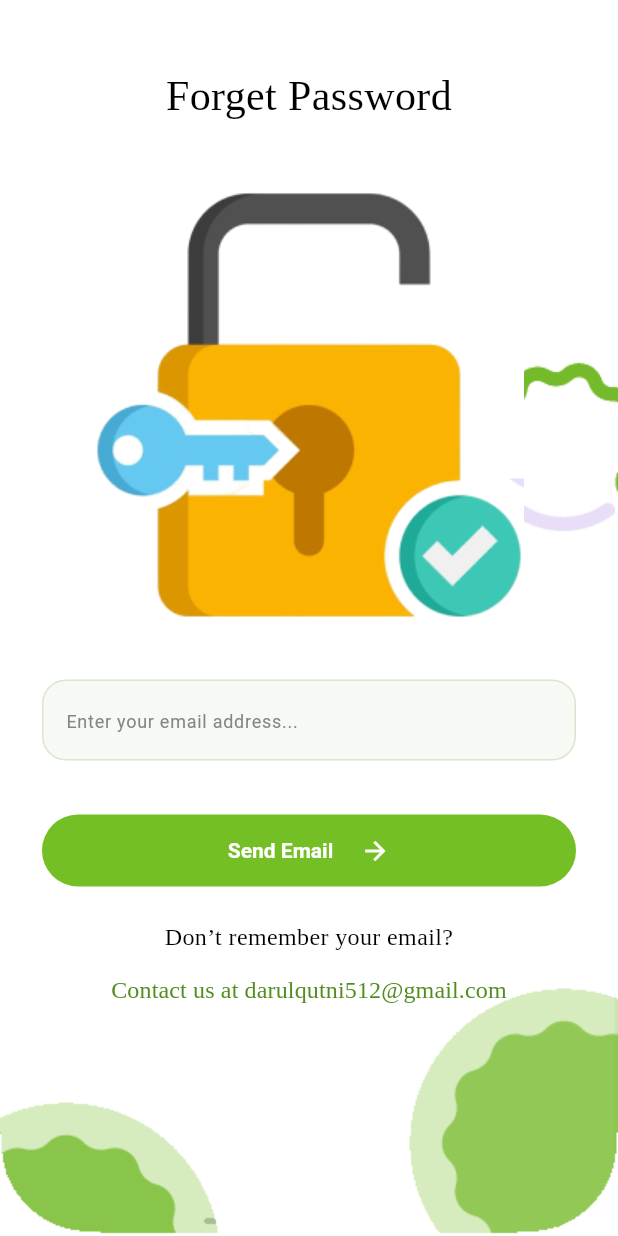
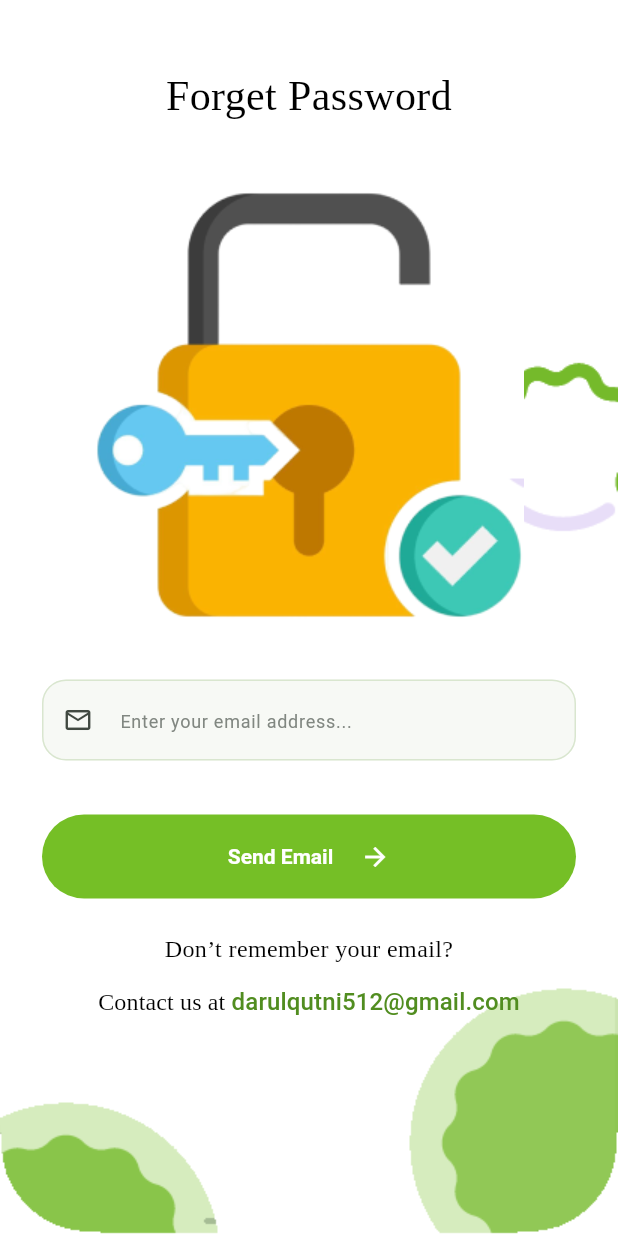
Before and after one commit to DarulQutni-Q/groceryMobileAPP, a Flutter app: the AuthPage screen opened by its route, after a tap on "Masuk Sekarang", after a tap on "Lupa Kata Sandi?", on a phone screen of 412 x 824 dp. Run offline on Flutter 3.47's test engine with Material 3 defaults, Android fonts, the phone set to English and light mode, and no system bars; our stand-ins replace cached_network_image, connectivity_plus, dio, fl_chart, flutter_dotenv, flutter_riverpod and 3 more; accounts and stored records are empty; network calls fail.

Commit message:
samakan tampilan onboarding, login, daftar, dan lupa kata sandi dengan desain figma
Tombol utama jadi pil penuh 56, link daftar pindah ke dalam kartu login, field telepon dihapus dari form daftar karena opsional di backend, ikon mail di field reset, dan teks bantuan reset jadi hitam plus email hijau. Golden test ditambahkan buat verifikasi visual tiap screen.

```diff
--- a/apps/customer/lib/core/theme.dart
+++ b/apps/customer/lib/core/theme.dart
@@ -4,6 +4,19 @@ const authBackground = Color(0xFFEFF4EB);
 const gardenInk = Color(0xFF142618);
 const gardenBorder = Color(0xFFD9E6CF);
 const resetGreen = Color(0xFF75BF26);
+
+// Palet lime dari sampling screenshot referensi Figma.
+const limeDeep = Color(0xFF7CC32E);
+const limeBright = Color(0xFF8DD635);
+const limeLight = Color(0xFFA4D472);
+const limePale = Color(0xFFD5EEC0);
+const limeMid = Color(0xFF79C549);
+const scanYellow = Color(0xFFFFB800);
+const textGrey = Color(0xFF657B67);
+const textHint = Color(0xFF818781);
+const goldText = Color(0xFFF7D96B);
+const dangerRed = Color(0xFFB22E32);
+const inputBg = Color(0xFFF7F9F5);
 
 ThemeData customerTheme() => ThemeData(
   useMaterial3: true,
@@ -16,7 +29,14 @@ ThemeData customerTheme() => ThemeData(
       minimumSize: const Size.fromHeight(48),
       backgroundColor: gardenInk,
       foregroundColor: Colors.white,
-      textStyle: const TextStyle(fontSize: 14, fontWeight: FontWeight.w600),
+      // fontFamily eksplisit: tanpa ini, DefaultTextStyle tombol di widget
+      // test jatuh ke Ahem (teks jadi kotak-kotak). Di device tidak berubah,
+      // karena Roboto memang font default Material.
+      textStyle: const TextStyle(
+        fontSize: 14,
+        fontWeight: FontWeight.w600,
+        fontFamily: 'Roboto',
+      ),
     ),
   ),
   outlinedButtonTheme: OutlinedButtonThemeData(
--- a/apps/customer/lib/features/auth/presentation/auth_page.dart
+++ b/apps/customer/lib/features/auth/presentation/auth_page.dart
@@ -18,14 +18,13 @@ class AuthPage extends ConsumerStatefulWidget {
 class _AuthPageState extends ConsumerState<AuthPage> {
   final form = GlobalKey<FormState>();
   final identity = TextEditingController();
-  final phone = TextEditingController();
   final password = TextEditingController();
   final confirm = TextEditingController();
   bool remember = true;
 
   @override
   void dispose() {
-    for (final controller in [identity, phone, password, confirm]) {
+    for (final controller in [identity, password, confirm]) {
       controller.dispose();
     }
     super.dispose();
@@ -38,12 +37,10 @@ class _AuthPageState extends ConsumerState<AuthPage> {
     }
     FocusScope.of(context).unfocus();
     final auth = ref.read(authProvider.notifier);
+    // Referensi register hanya punya email + kata sandi + verifikasi;
+    // phone opsional di backend, jadi tidak dikirim dari form ini.
     final success = widget.register
-        ? await auth.register(
-            identity.text.trim(),
-            password.text,
-            phone: phone.text.trim(),
-          )
+        ? await auth.register(identity.text.trim(), password.text)
         : await auth.login(
             identity.text.trim(),
             password.text,
@@ -69,6 +66,10 @@ class _AuthPageState extends ConsumerState<AuthPage> {
               label: Text(widget.register ? 'Daftar Akun' : 'Masuk Akun'),
               style: FilledButton.styleFrom(
                 side: const BorderSide(color: Colors.white, width: 3),
+                minimumSize: const Size.fromHeight(56),
+                shape: RoundedRectangleBorder(
+                  borderRadius: BorderRadius.circular(28),
+                ),
               ),
             ),
             const SizedBox(height: 16),
@@ -85,7 +86,6 @@ class _AuthPageState extends ConsumerState<AuthPage> {
                 child: _card(busy),
               ),
             ),
-            if (!widget.register) _registerLink(busy),
           ],
         ),
       ),
@@ -111,6 +111,12 @@ class _AuthPageState extends ConsumerState<AuthPage> {
           if (!widget.register) _remember(busy) else const SizedBox(height: 18),
           FilledButton(
             onPressed: busy ? null : _submit,
+            style: FilledButton.styleFrom(
+              minimumSize: const Size.fromHeight(56),
+              shape: RoundedRectangleBorder(
+                borderRadius: BorderRadius.circular(28),
+              ),
+            ),
             child: busy
                 ? const SizedBox(
                     width: 20,
@@ -139,6 +145,11 @@ class _AuthPageState extends ConsumerState<AuthPage> {
           ),
           const SizedBox(height: 10),
           _social(busy),
+          if (!widget.register) ...[
+            const SizedBox(height: 14),
+            const Divider(color: gardenBorder),
+            _registerLink(busy),
+          ],
         ],
       ),
     ),
@@ -163,24 +174,11 @@ class _AuthPageState extends ConsumerState<AuthPage> {
                 : phoneError(value),
       decoration: InputDecoration(
         hintText: widget.register ? 'example@gmail.com' : 'Nomor Handphone',
-        prefixText: widget.register ? null : '+62 ',
+        suffixIcon: widget.register
+            ? null
+            : const Icon(Icons.person_outline, size: 20),
       ),
     ),
-    if (widget.register) ...[
-      const SizedBox(height: 18),
-      TextFormField(
-        key: const Key('register-phone'),
-        controller: phone,
-        keyboardType: TextInputType.phone,
-        autofillHints: const [AutofillHints.telephoneNumber],
-        textInputAction: TextInputAction.next,
-        validator: phoneError,
-        decoration: const InputDecoration(
-          hintText: 'Nomor Handphone',
-          prefixText: '+62 ',
-        ),
-      ),
-    ],
     const SizedBox(height: 18),
     PasswordField(
       key: Key(widget.register ? 'register-password' : 'login-password'),
@@ -223,6 +221,16 @@ class _AuthPageState extends ConsumerState<AuthPage> {
             onChanged: busy
                 ? null
                 : (value) => setState(() => remember = value ?? true),
+            fillColor: WidgetStateProperty.resolveWith(
+              (states) => states.contains(WidgetState.selected)
+                  ? gardenInk
+                  : Colors.white,
+            ),
+            checkColor: Colors.white,
+            side: const BorderSide(color: gardenInk, width: 1.5),
+            shape: RoundedRectangleBorder(
+              borderRadius: BorderRadius.circular(4),
+            ),
           ),
           GestureDetector(
             onTap: busy ? null : () => setState(() => remember = !remember),
@@ -253,6 +261,10 @@ class _AuthPageState extends ConsumerState<AuthPage> {
           label: const Text('Google', style: TextStyle(fontSize: 12)),
           style: OutlinedButton.styleFrom(
             padding: const EdgeInsets.symmetric(horizontal: 8),
+            minimumSize: const Size(0, 48),
+            shape: RoundedRectangleBorder(
+              borderRadius: BorderRadius.circular(16),
+            ),
           ),
         ),
       ),
@@ -268,6 +280,10 @@ class _AuthPageState extends ConsumerState<AuthPage> {
           label: const Text('Apple ID', style: TextStyle(fontSize: 12)),
           style: OutlinedButton.styleFrom(
             padding: const EdgeInsets.symmetric(horizontal: 8),
+            minimumSize: const Size(0, 48),
+            shape: RoundedRectangleBorder(
+              borderRadius: BorderRadius.circular(16),
+            ),
           ),
         ),
       ),
@@ -275,7 +291,7 @@ class _AuthPageState extends ConsumerState<AuthPage> {
   );
 
   Widget _registerLink(bool busy) => Padding(
-    padding: const EdgeInsets.only(top: 8),
+    padding: const EdgeInsets.only(top: 4),
     child: Wrap(
       alignment: WrapAlignment.center,
       crossAxisAlignment: WrapCrossAlignment.center,
--- a/apps/customer/lib/features/auth/presentation/reset_pages.dart
+++ b/apps/customer/lib/features/auth/presentation/reset_pages.dart
@@ -108,6 +108,7 @@ class _ResetPageState extends ConsumerState<ResetPage> {
                 onFieldSubmitted: (_) => _send(),
                 decoration: const InputDecoration(
                   hintText: 'Enter your email address...',
+                  prefixIcon: Icon(Icons.mail_outline, size: 20),
                 ),
               ),
             ),
@@ -118,7 +119,13 @@ class _ResetPageState extends ConsumerState<ResetPage> {
                 : widget.sent
                 ? _openEmail
                 : _send,
-            style: FilledButton.styleFrom(backgroundColor: resetGreen),
+            style: FilledButton.styleFrom(
+              backgroundColor: resetGreen,
+              minimumSize: const Size.fromHeight(56),
+              shape: RoundedRectangleBorder(
+                borderRadius: BorderRadius.circular(28),
+              ),
+            ),
             child: Row(
               mainAxisAlignment: MainAxisAlignment.center,
               children: [
@@ -177,14 +184,32 @@ class _ResetPageState extends ConsumerState<ResetPage> {
       ),
       TextButton(
         onPressed: () => _openEmail(contact: true),
-        child: Text(
-          widget.sent ? 'Contact us.' : 'Contact us at darulqutni512@gmail.com',
+        child: widget.sent
+            ? const Text(
+                'Contact us.',
                 textAlign: TextAlign.center,
-          style: const TextStyle(
+                style: TextStyle(
                   fontFamily: 'GardenSerif',
                   fontSize: 16,
                   color: Color(0xFF518D20),
                 ),
+              )
+            : Text.rich(
+                TextSpan(
+                  style: const TextStyle(
+                    fontFamily: 'GardenSerif',
+                    fontSize: 16,
+                    color: Colors.black,
+                  ),
+                  children: const [
+                    TextSpan(text: 'Contact us at '),
+                    TextSpan(
+                      text: 'darulqutni512@gmail.com',
+                      style: TextStyle(color: Color(0xFF518D20)),
+                    ),
+                  ],
+                ),
+                textAlign: TextAlign.center,
               ),
       ),
     ],
--- a/apps/customer/lib/features/auth/presentation/splash_page.dart
+++ b/apps/customer/lib/features/auth/presentation/splash_page.dart
@@ -2,6 +2,7 @@ import 'dart:math' as math;
 
 import 'package:flutter/material.dart';
 
+import '../../../core/garden_widgets.dart';
 import 'auth_artwork.dart';
 
 class SplashPage extends StatelessWidget {
@@ -91,9 +92,9 @@ class SplashPage extends StatelessWidget {
       const SizedBox(height: 24),
       Padding(
         padding: const EdgeInsets.symmetric(horizontal: 26),
-        child: FilledButton(
+        child: DarkPillButton(
+          label: 'Get Started',
           onPressed: () => Navigator.pushNamed(context, '/login'),
-          child: const Text('Get Started', style: TextStyle(fontSize: 16)),
         ),
       ),
     ],
```
Also changed, not shown: apps/customer/lib/core/garden_widgets.dart (added, +301 -0 lines), 8 other files. Lines whose indentation alone changed are shown as unchanged.
